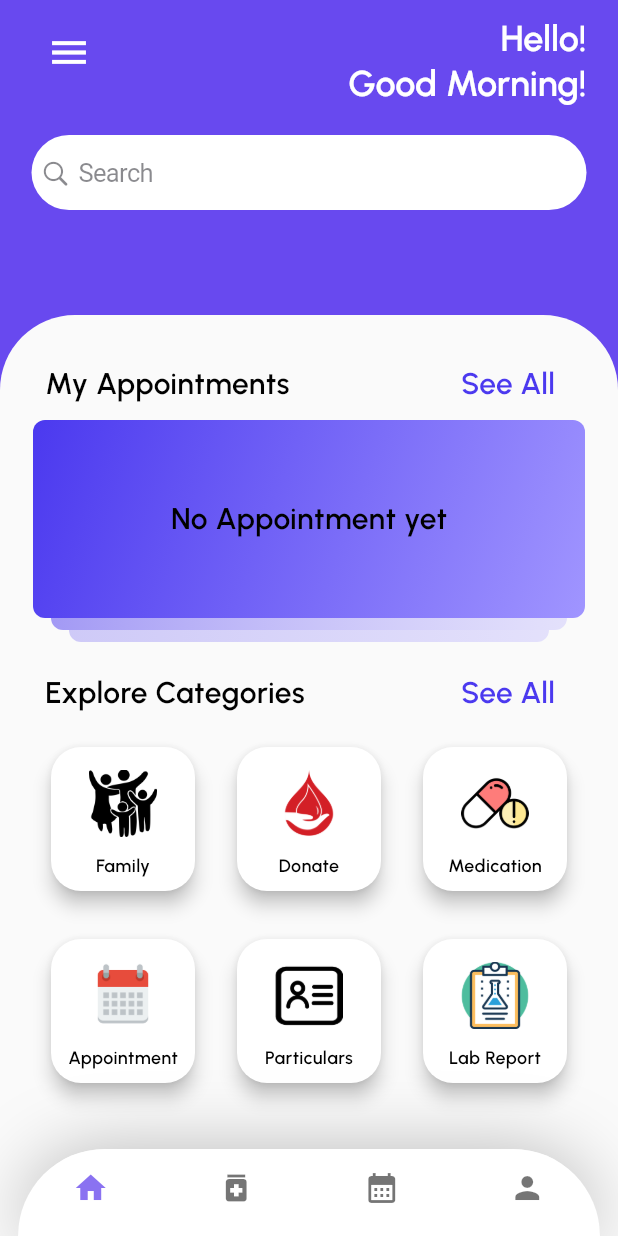
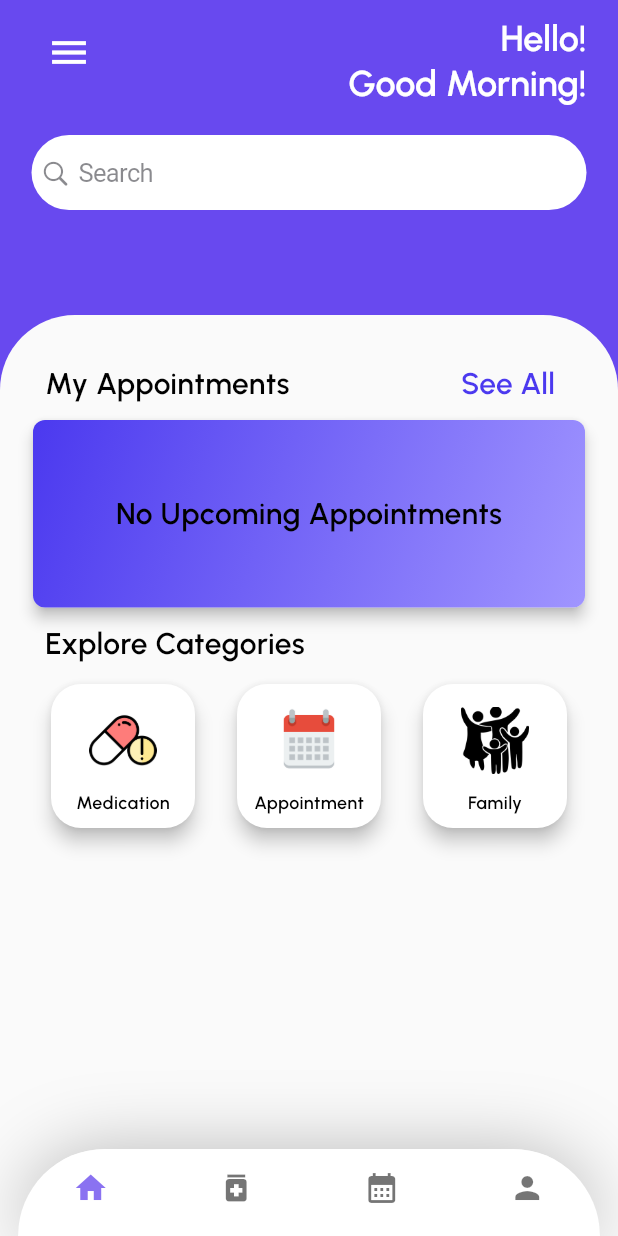
Before and after one commit to nja99/OrbitalHealthPlus, a Flutter app: the HomePage screen opened directly, in the side drawer, after a tap on "See All", on a phone screen of 412 x 824 dp. Run offline on Flutter 3.47's test engine with Material 3 defaults, Android fonts, the light colour scheme and no system bars; our stand-ins replace cloud_firestore, firebase_auth, firebase_core, firebase_remote_config, flutter_datetime_picker_plus, flutter_local_notifications and 8 more; accounts and stored records are empty.

Commit message:
UI Fixes and Implementation of HomePage Features

```diff
--- a/lib/assets/model/category.dart
+++ b/lib/assets/model/category.dart
@@ -13,16 +13,6 @@ class Category {
 
   final List<Category> categoryList = [
     Category(
-      name: 'Family',
-      info: 'Search all profiles',
-      thumbnail:  'lib/assets/images/family.png'
-    ),
-    Category(
-      name: 'Donate',
-      info: 'Donate blood today',
-      thumbnail:  'lib/assets/images/blood.png'
-    ),
-    Category(
       name: 'Medication',
       info: ' All you need to know',
       thumbnail:  'lib/assets/images/medicine.png'
@@ -33,6 +23,12 @@ class Category {
       thumbnail: 'lib/assets/images/schedule.png'
     ),
     Category(
+      name: 'Family',
+      info: 'Search all profiles',
+      thumbnail: 'lib/assets/images/family.png'),
+
+    /*
+    Category(
       name: 'Particulars',
       info: 'More information',
       thumbnail:  'lib/assets/images/particulars.png'
@@ -42,5 +38,9 @@ class Category {
       info: 'More information',
       thumbnail:  'lib/assets/images/labreport.png'
     ),
-
+    Category(
+      name: 'Donate',
+      info: 'Donate blood today',
+      thumbnail: 'lib/assets/images/blood.png'),
+    */
   ];
--- a/lib/components/cards/category_card.dart
+++ b/lib/components/cards/category_card.dart
@@ -5,10 +5,10 @@ class CategoryCard extends StatelessWidget {
   final Category category;
   final VoidCallback onTap;
   const CategoryCard({
-    Key? key,
+    super.key,
     required this.category,
     required this.onTap,
-  }) : super(key: key);
+  });
 
 
   @override
--- a/lib/components/home/home_appointment.dart
+++ b/lib/components/home/home_appointment.dart
@@ -1,9 +1,43 @@
+import 'dart:async';
+import 'package:cloud_firestore/cloud_firestore.dart';
 import 'package:flutter/material.dart';
+import 'package:healthsphere/services/auth/auth_service_locator.dart';
+import 'package:healthsphere/services/database/appointment_firestore_service.dart';
+import 'package:intl/intl.dart';
 
-class HomeAppointment extends StatelessWidget {
-  const HomeAppointment({super.key});
+class HomeAppointment extends StatefulWidget {
+  final Function(int) onCategorySelected;
+
+  const HomeAppointment({
+    super.key,
+    required this.onCategorySelected
+    });
 
   @override
+  State<HomeAppointment> createState() => _HomeAppointmentState();
+}
+
+class _HomeAppointmentState extends State<HomeAppointment> {
+
+  final AppointmentFirestoreService firestoreService = getIt<AppointmentFirestoreService>();
+
+  bool _isLoading = true;
+  late Stream<DocumentSnapshot?> _appointmentStream;
+  late DocumentSnapshot? _firstAppointment;
+
+
+  @override
+  void initState() {
+    super.initState();
+    _appointmentStream = firestoreService.getUpcomingPendingAppointmentStream();
+  }
+
+  @override
+  void dispose() {
+    super.dispose();
+  }
+
+
   Widget build(BuildContext context) {
     return Column(
       children: [
@@ -21,7 +55,7 @@ class HomeAppointment extends StatelessWidget {
                 ),
               ),
               TextButton(
-                onPressed: () {},
+                onPressed: () {widget.onCategorySelected(2);},
                 child: Text(
                   'See All',
                   style: TextStyle(
@@ -34,23 +68,50 @@ class HomeAppointment extends StatelessWidget {
             ],
           ),
         ),
-      const AppointmentPreviewCard(),
+        StreamBuilder<DocumentSnapshot?>(
+          stream: _appointmentStream,
+          builder: (context, snapshot) {
+            if (snapshot.connectionState == ConnectionState.waiting) {
+              return const CircularProgressIndicator();
+            } else if (snapshot.hasError) {
+              return Text('Error: ${snapshot.error}');
+            } else {
+              _firstAppointment = snapshot.data;
+              return AppointmentPreviewCard(appointment: _firstAppointment);
+            }
+          },
+        )
       ],
     );
   }
 }
 
 class AppointmentPreviewCard extends StatelessWidget {
-  const AppointmentPreviewCard({super.key});
+
+  final DocumentSnapshot? appointment;
+
+  const AppointmentPreviewCard({
+    super.key,
+    this.appointment
+  });
+
+  String _formatDate(Timestamp timestamp) {
+    DateTime date = timestamp.toDate();
+    return DateFormat('yyyy-MM-dd HH:mm').format(date);
+  }
 
   @override
   Widget build(BuildContext context) {
-    return Column(
-      children: [
-        Container(
-          margin: const EdgeInsets.symmetric(horizontal: 12.0),
-          padding: const EdgeInsets.all(16.0),
-          decoration: BoxDecoration(
+    return Card(
+      elevation: 4,
+      margin: const EdgeInsets.symmetric(horizontal: 12.0),
+      shape: RoundedRectangleBorder(
+        borderRadius: BorderRadius.circular(8.0),
+      ),
+      child: Container(
+        height: 125,
+        decoration: appointment == null
+          ? BoxDecoration(
             borderRadius: BorderRadius.circular(8.0),
             gradient: LinearGradient(
               colors: [
@@ -60,60 +121,56 @@ class AppointmentPreviewCard extends StatelessWidget {
               begin: Alignment.topLeft,
               end: Alignment.bottomRight,
             ),
-          ),
+          )
+          : null,
+        child: appointment != null
+          ? Padding(
+          padding: const EdgeInsets.all(16.0),
           child: Column(
+            crossAxisAlignment: CrossAxisAlignment.stretch,
             children: [
-              SizedBox(
-                height: 100,
-                child: Center(
-                  child: Text(
-                    'No Appointment yet',
-                    style: TextStyle(
-                      color: Theme.of(context).colorScheme.onSurfaceVariant,
-                      fontSize: 20,
-                      fontWeight: FontWeight.w600,
-                    ),
-                  ),
+              Text(
+                appointment!['title'],
+                style: TextStyle(
+                  color: Theme.of(context).colorScheme.onSurfaceVariant,
+                  fontSize: 20,
+                  fontWeight: FontWeight.w600,
                 ),
               ),
+              const SizedBox(height: 8),
+              Text(
+                'Date: ${_formatDate(appointment!['date_time'])}',
+                style: TextStyle(
+                  color: Theme.of(context).colorScheme.onSurfaceVariant.withOpacity(0.8),
+                  fontSize: 16,
+                ),
+              ),
+              Text(
+                'Location: ${appointment!['location']}',
+                style: TextStyle(
+                  color: Theme.of(context).colorScheme.onSurfaceVariant.withOpacity(0.8),
+                  fontSize: 16,
+                ),
+              ),
+              // Add more details as needed
             ],
           ),
-        ),
-        Container(
-          height: 8,
-          margin: const EdgeInsets.symmetric(horizontal: 24.0),
-          decoration: BoxDecoration(
-            borderRadius: const BorderRadius.vertical(
-              bottom: Radius.circular(8.0),
-            ),
-            gradient: LinearGradient(
-              colors: [
-                Theme.of(context).colorScheme.primary.withOpacity(0.5),
-                Theme.of(context).colorScheme.onSecondaryFixedVariant.withOpacity(0.25),
-              ],
-              begin: Alignment.topLeft,
-              end: Alignment.bottomRight,
+        )
+      : Center(
+          child: Padding(
+            padding: const EdgeInsets.all(16.0),
+            child: Text(
+              'No Upcoming Appointments',
+              style: TextStyle(
+                color: Theme.of(context).colorScheme.onSurfaceVariant,
+                fontSize: 20,
+                fontWeight: FontWeight.w600,
+              ),
             ),
           ),
         ),
-        Container(
-          height: 8,
-          margin: const EdgeInsets.symmetric(horizontal: 36.0),
-          decoration: BoxDecoration(
-            borderRadius: const BorderRadius.vertical(
-              bottom: Radius.circular(8.0),
-            ),
-            gradient: LinearGradient(
-              colors: [
-                Theme.of(context).colorScheme.primary.withOpacity(0.25),
-                Theme.of(context).colorScheme.onSecondaryFixedVariant.withOpacity(0.25),
-              ],
-              begin: Alignment.topLeft,
-              end: Alignment.bottomRight,
-            ),
-          ),
-        ),
-      ],
+      ),
     );
   }
+
 }
--- a/lib/components/home/home_events.dart
+++ b/lib/components/home/home_events.dart
@@ -1,16 +1,16 @@
 import 'package:flutter/material.dart';
 import "package:healthsphere/components/cards/category_card.dart";
 import 'package:healthsphere/assets/model/category.dart';
-import 'package:healthsphere/pages/settings_page.dart';
-import 'package:healthsphere/screens/appointment_screen.dart';
-import 'package:healthsphere/screens/familyhub_screen.dart';
-import 'package:healthsphere/screens/medication_screen.dart';
 
 class HomeEvents extends StatefulWidget {
 final Function(int) onCategorySelected;
   final int currentIndex;
 
-  const HomeEvents({Key? key, required this.onCategorySelected, required this.currentIndex}) : super(key: key);
+  const HomeEvents({
+    super.key,
+    required this.onCategorySelected,
+    required this.currentIndex
+  });
 
   @override
   State<HomeEvents> createState() => _HomeEventsState();
@@ -32,17 +32,6 @@ class _HomeEventsState extends State<HomeEvents> {
                   color: Theme.of(context).colorScheme.onSurfaceVariant,
                   fontSize: 20,
                   fontWeight: FontWeight.w600,
-                ),
-              ),
-              TextButton(
-                onPressed: () {},
-                child: Text(
-                  'See All',
-                  style: TextStyle(
-                    color: Theme.of(context).colorScheme.primary,
-                    fontSize: 20,
-                    fontWeight: FontWeight.w600,
-                  ),
                 ),
               ),
             ],
@@ -67,21 +56,15 @@ class _HomeEventsState extends State<HomeEvents> {
             onTap: () {
               int newIndex;
               switch (categoryList[index].name) {
-                case 'Family':
-                  newIndex = 3;
-                  break;
                 case 'Medication':
                   newIndex = 1;
                   break;
                 case 'Appointment':
                   newIndex = 2;
                   break;
-                case 'Particulars':
-                  Navigator.push(
-                  context,
-                  MaterialPageRoute(builder: (context) => SettingsPage()),
-                );
-                newIndex = widget.currentIndex;
+                case 'Family':
+                    newIndex = 3;
+                    break;
                 default:
                   newIndex = 0;
               }
--- a/lib/config/page_config.dart
+++ b/lib/config/page_config.dart
@@ -15,15 +15,15 @@ final List<PageData> pages = [
     showSearchBar: true
   ),
   PageData(
-    pageBuilder: (_, __) => MedicationScreen(),
+    pageBuilder: (_, __) => const MedicationScreen(),
     title: "Medications"
   ),
   PageData(
-    pageBuilder: (_, __) => AppointmentScreen(),
+    pageBuilder: (_, __) => const AppointmentScreen(),
     title: "Appointments"
   ),
   PageData(
-    pageBuilder: (_, __) => FamilyScreen(),
+    pageBuilder: (_, __) => const FamilyScreen(),
     title: "FamilyHub"
   ),
 ];
--- a/lib/screens/addloved.dart
+++ b/lib/screens/addloved.dart
@@ -9,6 +9,9 @@ import 'package:healthsphere/services/service_locator.dart';
 import 'package:healthsphere/services/user/user_profile_service.dart';
 
 class AddLovedOnePage extends StatefulWidget {
+
+  const AddLovedOnePage({super.key});
+
   @override
   _AddLovedOnePageState createState() => _AddLovedOnePageState();
 }
@@ -31,9 +34,9 @@ Future<void> _addLovedOne() async {
 
   try {
     // Check if the email is the same as the current user's email
-    if (_emailController.text == _currentUser!.email) {
+    if (_emailController.text == _currentUser.email) {
       ScaffoldMessenger.of(context).showSnackBar(
-        SnackBar(content: Text('You cannot add yourself as a caregiver.')),
+        const SnackBar(content: Text('You cannot add yourself as a caregiver.')),
       );
       return;
     }
@@ -44,8 +47,8 @@ Future<void> _addLovedOne() async {
     }
 
     // Add the dependent and update the caregiver
-    await _userProfileService.addDependent(_currentUser!, _emailController.text);
-    await _userProfileService.addCaregiver(_emailController.text, _currentUser!.email!);
+    await _userProfileService.addDependent(_currentUser, _emailController.text);
+    await _userProfileService.addCaregiver(_emailController.text, _currentUser.email!);
 
     Navigator.pop(context, true);
   } catch (e) {
@@ -58,9 +61,9 @@ Future<void> _addLovedOne() async {
   @override
   Widget build(BuildContext context) {
     return Scaffold(
-      appBar: AppBar(title: Text('Add Loved One')),
+      appBar: AppBar(title: const Text('Add Loved One')),
       body: Padding(
-        padding: EdgeInsets.all(16.0),
+        padding: const EdgeInsets.all(16.0),
         child: Column(
           children: [
             UserTextField(
--- a/lib/screens/home_screen.dart
+++ b/lib/screens/home_screen.dart
@@ -9,7 +9,11 @@ class HomeScreen extends StatefulWidget {
   final Function(int) onCategorySelected;
   final int currentIndex;
 
-  const HomeScreen({Key? key, required this.onCategorySelected, required this.currentIndex}) : super(key: key);
+  const HomeScreen({
+    super.key,
+    required this.onCategorySelected,
+    required this.currentIndex
+  });
 
 
   @override
@@ -31,11 +35,11 @@ final GlobalKey<ScaffoldState> _scaffoldKey = GlobalKey<ScaffoldState>();
         children: [
           const SizedBox(height: 50),
           ExpandedContainer(
-            padding: EdgeInsetsDirectional.fromSTEB(10, 12, 10, 0),
+            padding: const EdgeInsetsDirectional.fromSTEB(10, 12, 10, 0),
             child: SingleChildScrollView(
               child: Column(
                 children: [
-                  HomeAppointment(),
+                  HomeAppointment(onCategorySelected: widget.onCategorySelected),
                   HomeEvents(onCategorySelected: widget.onCategorySelected, currentIndex: widget.currentIndex),
                 ],
               ),
--- a/lib/services/database/appointment_firestore_service.dart
+++ b/lib/services/database/appointment_firestore_service.dart
@@ -43,6 +43,17 @@ class AppointmentFirestoreService {
         .orderBy('date_time')
         .snapshots();
   }
+  Stream<DocumentSnapshot?> getUpcomingPendingAppointmentStream() {
+    DateTime now = DateTime.now();
+    return appointmentsCollection
+      .where('date_time', isGreaterThan: now)
+      .where('status', isEqualTo: 'Upcoming')
+      .orderBy('date_time')
+      .limit(1)
+      .snapshots()
+      .map((snapshot) =>
+          snapshot.docs.isNotEmpty ? snapshot.docs.first : null);
+  }
 
   // Get Appointment Document Changes
   Stream<DocumentSnapshot> getAppointmentStream(String appointmentId) {
--- a/lib/themes/dark_mode.dart
+++ b/lib/themes/dark_mode.dart
@@ -2,11 +2,18 @@ import 'package:flutter/material.dart';
 
 ThemeData darkMode = ThemeData(
   fontFamily: "Urbanist",
+  scaffoldBackgroundColor: const Color(0xFF121212),
   colorScheme: const ColorScheme.dark(
-    surface:Color.fromARGB(255, 25, 25, 25),
-    primary:Color.fromARGB(255,120,120,120),
-    secondary:Color.fromARGB(255,35,35,35),
-    tertiary:Color.fromARGB(255,50,50,50),
-    inversePrimary: Color.fromARGB(255,220,220,220),
-  ),
+    surface: Color(0xFF1E1E1E),
+    onSurface: Color(0xFFFFFFFF),
+    onSurfaceVariant: Color(0xFFFFFFFF),
+    primary: Color(0xFF4B39EF),
+    onPrimary: Color(0xFFFFFFFF),
+    secondary: Color(0xFF8a72f1),
+    onSecondary: Color(0xFFFFFFFF),
+    tertiary: Color(0xFF2C2C2C),
+    onTertiary: Color(0xFF757574),
+    onTertiaryFixedVariant: Color(0xFF757575),
+    inverseSurface: Color(0xFF6849EF),
+  )
 );
```
